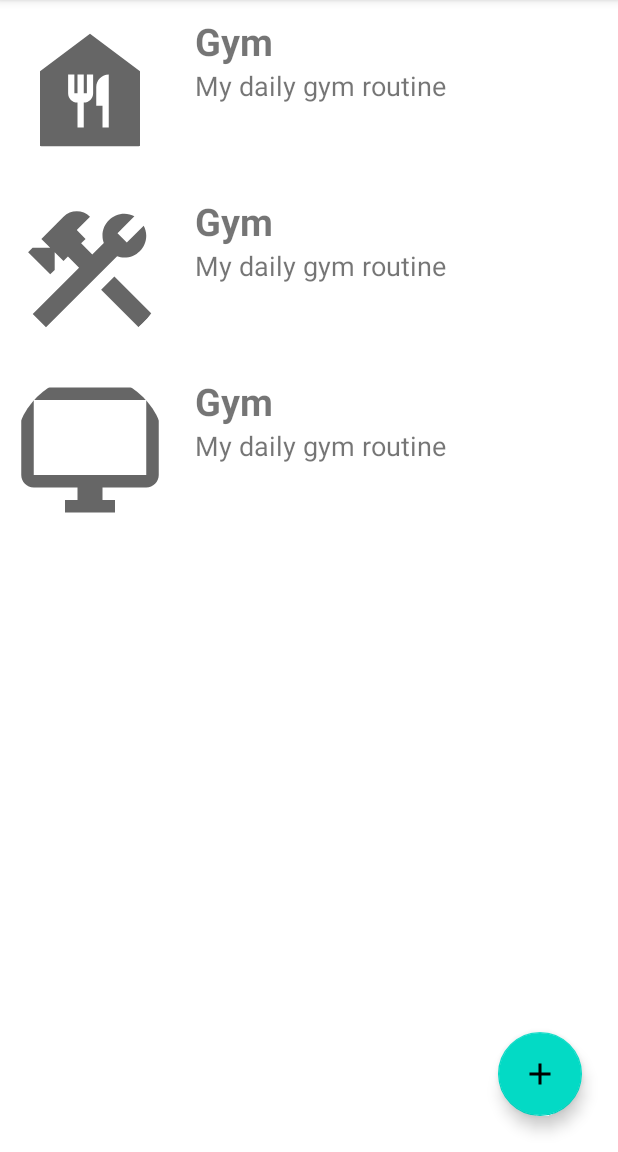
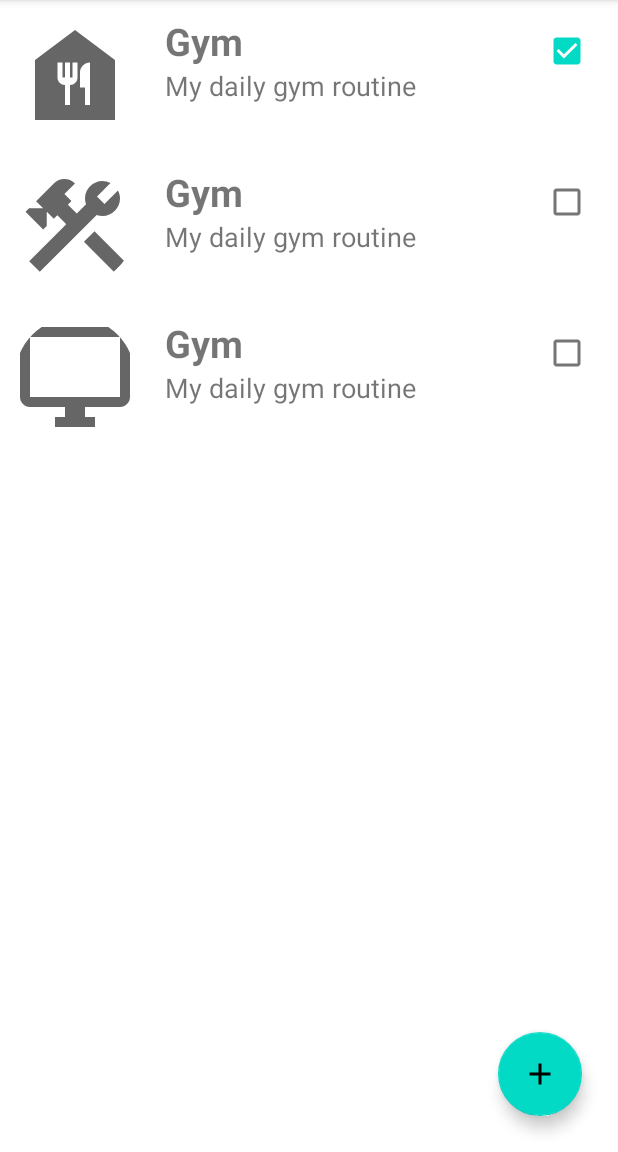
Before and after one commit to PratikJH153/gyn_app_ASJ2021, an Android app: the screen it shows after launch (MainActivity), on a phone screen of 412 x 824 dp, the part 84-1236 px from its top. Run offline under Robolectric (Android 15) with nearby library versions, the phone set to English and light mode, and no system bars; our stand-ins replace CircleImageView, Room's generated code.

Commit message:
persistence classes added

```diff
--- a/app/src/main/java/com/example/gyn_app_asj_2021/Task.kt
+++ /dev/null
@@ -1,8 +0,0 @@
-package com.example.gyn_app_asj_2021
-
-data class Task(
-    var task_name:String,
-    var task_desc:String,
-    var icon:Int,
-    var isChecked:Boolean
-)
--- a/app/src/main/java/com/example/gyn_app_asj_2021/adapters/Adapter.kt
+++ b/app/src/main/java/com/example/gyn_app_asj_2021/adapters/Adapter.kt
@@ -3,10 +3,11 @@ package com.example.gyn_app_asj_2021.adapters
 import android.view.LayoutInflater
 import android.view.View
 import android.view.ViewGroup
+import android.widget.CheckBox
 import android.widget.TextView
 import androidx.recyclerview.widget.RecyclerView
 import com.example.gyn_app_asj_2021.R
-import com.example.gyn_app_asj_2021.Task
+import com.example.gyn_app_asj_2021.persistence.Task
 import de.hdodenhof.circleimageview.CircleImageView
 
 class Adapter(private val dataList:List<Task>) : RecyclerView.Adapter<Adapter.ViewHolder>() {
@@ -17,6 +18,7 @@ class Adapter(private val dataList:List<Task>) : RecyclerView.Adapter<Adapter.Vi
         val icon:CircleImageView = itemView.findViewById(R.id.icon)
         val textView1: TextView = itemView.findViewById(R.id.task_name)
         val textView2: TextView = itemView.findViewById(R.id.task_desc)
+        val check_box: CheckBox = itemView.findViewById(R.id.check_box)
     }
 
     override fun onCreateViewHolder(parent: ViewGroup, viewType: Int): ViewHolder {
@@ -33,6 +35,7 @@ class Adapter(private val dataList:List<Task>) : RecyclerView.Adapter<Adapter.Vi
         holder.textView1.text = currentItem.task_name
         holder.textView2.text = currentItem.task_desc
         holder.icon.setImageResource(currentItem.icon)
+        holder.check_box.isChecked = currentItem.isChecked
     }
 
     override fun getItemCount() = dataList.size
--- a/app/src/main/java/com/example/gyn_app_asj_2021/data/adapterData.kt
+++ b/app/src/main/java/com/example/gyn_app_asj_2021/data/adapterData.kt
@@ -1,7 +1,7 @@
 package com.example.gyn_app_asj_2021.data
 
 import com.example.gyn_app_asj_2021.R
-import com.example.gyn_app_asj_2021.Task
+import com.example.gyn_app_asj_2021.persistence.Task
 
 var dataList: MutableList<Task> = mutableListOf(
     Task(
--- a/app/src/main/java/com/example/gyn_app_asj_2021/fragments/addFragment.kt
+++ b/app/src/main/java/com/example/gyn_app_asj_2021/fragments/addFragment.kt
@@ -10,7 +10,7 @@ import android.widget.EditText
 import android.widget.Toast
 import androidx.navigation.fragment.findNavController
 import com.example.gyn_app_asj_2021.R
-import com.example.gyn_app_asj_2021.Task
+import com.example.gyn_app_asj_2021.persistence.Task
 import com.example.gyn_app_asj_2021.data.dataList
 import de.hdodenhof.circleimageview.CircleImageView
 import kotlinx.android.synthetic.main.activity_main.*
--- /dev/null
+++ b/app/src/main/java/com/example/gyn_app_asj_2021/persistence/Task.kt
@@ -0,0 +1,23 @@
+package com.example.gyn_app_asj_2021.persistence
+
+import androidx.room.ColumnInfo
+import androidx.room.Entity
+import androidx.room.PrimaryKey
+
+@Entity(tableName = "task_table")
+class Task(
+    @ColumnInfo(name = "name")
+    var task_name:String,
+
+    @ColumnInfo(name = "desc")
+    var task_desc:String,
+
+    @ColumnInfo(name = "icon")
+    var icon:Int,
+
+    @ColumnInfo(name = "isDone")
+    var isChecked:Boolean,
+
+    @PrimaryKey(autoGenerate = true)
+    var id: Int = 0
+)
--- a/app/src/main/res/layout/single_task.xml
+++ b/app/src/main/res/layout/single_task.xml
@@ -5,15 +5,14 @@
     android:padding="10dp">
 
     <de.hdodenhof.circleimageview.CircleImageView
-        android:layout_marginEnd="20dp"
         android:id="@+id/icon"
-        android:layout_width="100dp"
-        android:layout_height="100dp">
-    </de.hdodenhof.circleimageview.CircleImageView>
+        android:layout_width="80dp"
+        android:layout_height="80dp"
+        android:layout_marginEnd="20dp"/>
 
     <TextView
         android:text="#GYM"
-        android:textSize="25dp"
+        android:textSize="25sp"
         android:textStyle="bold"
         android:layout_toEndOf="@id/icon"
         android:id="@+id/task_name"
@@ -21,15 +20,22 @@
         android:layout_height="wrap_content">
     </TextView>
 
+    <CheckBox
+        android:id="@+id/check_box"
+        android:layout_centerHorizontal="true"
+        android:layout_alignParentEnd="true"
+        android:layout_width="wrap_content"
+        android:layout_height="wrap_content"/>
+
     <TextView
-        android:text="This is the long text desc of task"
-        android:textSize="18dp"
-        android:lines="2"
-        android:layout_toEndOf="@+id/icon"
-        android:layout_below="@id/task_name"
         android:id="@+id/task_desc"
         android:layout_width="wrap_content"
-        android:layout_height="wrap_content">
-    </TextView>
+        android:layout_height="wrap_content"
+        android:layout_below="@id/task_name"
+        android:layout_toStartOf="@+id/check_box"
+        android:layout_toEndOf="@+id/icon"
+        android:lines="2"
+        android:text="This is the long text desc of task"
+        android:textSize="18sp" />
 
 </RelativeLayout>
```
Also changed, not shown: app/src/main/java/com/example/gyn_app_asj_2021/persistence/TaskDao.kt (added, +21 -0 lines), app/src/main/java/com/example/gyn_app_asj_2021/persistence/TaskDatabase.kt (added, +31 -0 lines), app/src/main/java/com/example/gyn_app_asj_2021/persistence/TaskRepository.kt (added, +21 -0 lines), app/src/main/java/com/example/gyn_app_asj_2021/persistence/viewModel/TaskViewModel.kt (added, +36 -0 lines).
